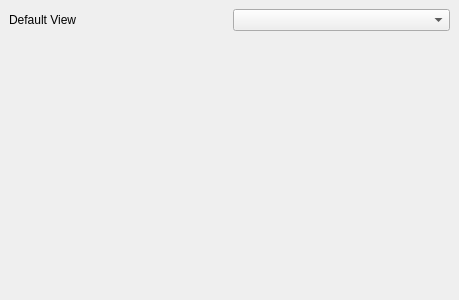
Old version of the form Qt/Components/Resources/UI/pqApplicationOptions.ui in the repository matthb2/ParaView-beforekitwareswtichedtogit.
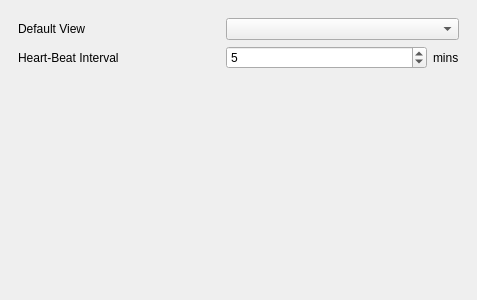
New version of the form.

Commit message: BUG: Attempt to fix BUG 0006065. A heartbeat messeage is sent to all servers after a user defined timeout. The timeout can be set from the "View|Settings" dialog.  Default is 5 mins. This only adds the on-idle-heartbeat.

```diff
--- a/Qt/Components/Resources/UI/pqApplicationOptions.ui
+++ b/Qt/Components/Resources/UI/pqApplicationOptions.ui
@@ -12,14 +12,14 @@
   <property name="windowTitle" >
    <string>Form</string>
   </property>
-  <layout class="QGridLayout" >
+  <layout class="QVBoxLayout" >
    <property name="margin" >
-    <number>0</number>
+    <number>9</number>
    </property>
    <property name="spacing" >
     <number>6</number>
    </property>
-   <item row="0" column="0" >
+   <item>
     <widget class="QStackedWidget" name="stackedWidget" >
      <property name="currentIndex" >
       <number>0</number>
@@ -32,6 +32,31 @@
        <property name="spacing" >
         <number>6</number>
        </property>
+       <item row="1" column="2" >
+        <widget class="QLabel" name="label_2" >
+         <property name="sizePolicy" >
+          <sizepolicy>
+           <hsizetype>0</hsizetype>
+           <vsizetype>5</vsizetype>
+           <horstretch>0</horstretch>
+           <verstretch>0</verstretch>
+          </sizepolicy>
+         </property>
+         <property name="text" >
+          <string>mins</string>
+         </property>
+        </widget>
+       </item>
+       <item row="1" column="0" >
+        <widget class="QLabel" name="label" >
+         <property name="text" >
+          <string>Heart-Beat Interval</string>
+         </property>
+        </widget>
+       </item>
+       <item row="0" column="1" colspan="2" >
+        <widget class="QComboBox" name="DefaultViewType" />
+       </item>
        <item row="0" column="0" >
         <widget class="QLabel" name="label_4" >
          <property name="text" >
@@ -39,10 +64,7 @@
          </property>
         </widget>
        </item>
-       <item row="0" column="1" >
-        <widget class="QComboBox" name="DefaultViewType" />
-       </item>
-       <item row="1" column="0" colspan="2" >
+       <item row="2" column="0" colspan="3" >
         <spacer>
          <property name="orientation" >
           <enum>Qt::Vertical</enum>
@@ -55,6 +77,31 @@
          </property>
         </spacer>
        </item>
+       <item row="1" column="1" >
+        <widget class="QSpinBox" name="HeartBeatTimeout" >
+         <property name="toolTip" >
+          <string>&lt;html>&lt;p>Set the interval in &lt;b>minutes&lt;/b> after which the client sends a heart beat message to the server to avoid connection termination due to inactivity. &lt;b>0&lt;/b> means no heartbeats.&lt;/p>&lt;/html></string>
+         </property>
+         <property name="statusTip" >
+          <string>&lt;html>&lt;p>Set the interval in &lt;b>minutes&lt;/b> after which the client sends a heart beat message to the server to avoid connection termination due to inactivity. &lt;b>0&lt;/b> means no heartbeats.&lt;/p>&lt;/html></string>
+         </property>
+         <property name="whatsThis" >
+          <string>&lt;html>&lt;p>Set the interval in &lt;b>minutes&lt;/b> after which the client sends a heart beat message to the server to avoid connection termination due to inactivity. &lt;b>0&lt;/b> means no heartbeats.&lt;/p>&lt;/html></string>
+         </property>
+         <property name="maximum" >
+          <number>1440</number>
+         </property>
+         <property name="minimum" >
+          <number>0</number>
+         </property>
+         <property name="singleStep" >
+          <number>1</number>
+         </property>
+         <property name="value" >
+          <number>5</number>
+         </property>
+        </widget>
+       </item>
       </layout>
      </widget>
     </widget>
```
The commit also changes 3 other files.
